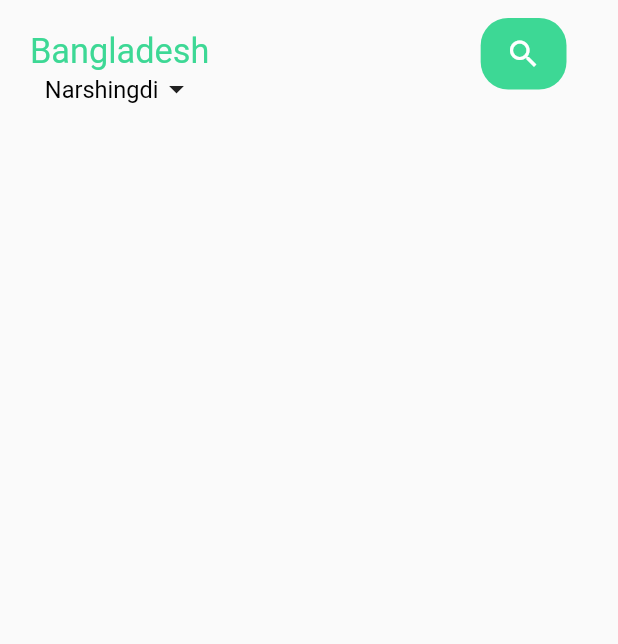
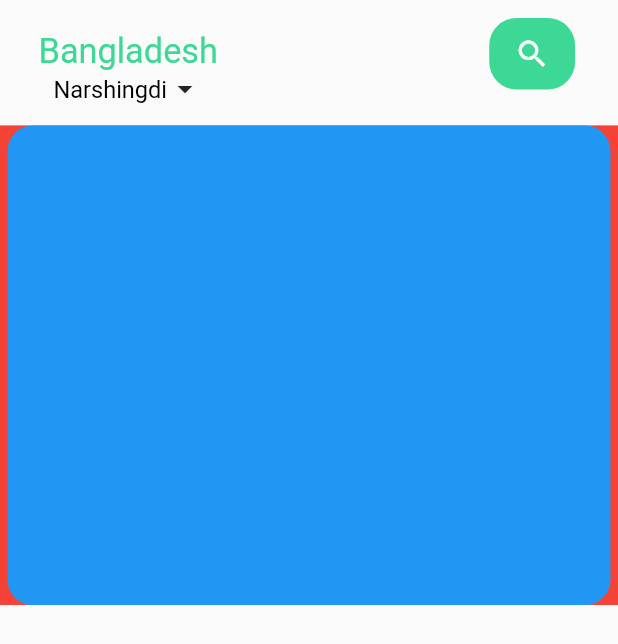
Before and after one commit to gt-lcy96/fultter_food_delivery, a Flutter app: the screen it shows after launch, on a phone screen of 412 x 824 dp. Shown: the top 644 px of the screen. Run offline on Flutter 3.47's test engine with Material 2 defaults, Android fonts, the phone set to English and light mode, and no system bars; our stand-ins replace flutter_screenutil.

Commit message:
fix problems

```diff
--- a/lib/pages/main_food/main_food_page.dart
+++ b/lib/pages/main_food/main_food_page.dart
@@ -1,4 +1,5 @@
 import 'package:flutter/material.dart';
+import 'package:food_delivery/common/widgets/base_text_widget.dart';
 import 'package:food_delivery/pages/main_food/widgets/main_food_widgets.dart';
 
 class MainFoodPage extends StatelessWidget {
@@ -6,18 +7,15 @@
 
   @override
   Widget build(BuildContext context) {
-    return
-      Scaffold(
+    return Scaffold(
       body: SafeArea(
-          child: Container(
         child: Column(
           children: [
             mainTitleBar(),
+            foodPageView(),
           ],
         ),
       ),
-        ),
     );
-
   }
 }
--- a/lib/pages/main_food/widgets/main_food_widgets.dart
+++ b/lib/pages/main_food/widgets/main_food_widgets.dart
@@ -6,13 +6,12 @@
 Widget mainTitleBar() {
   return Container(
     width: 350.w,
-    height: 100.h,
+    height: 70.h,
     child: Stack(
       children: [
         Positioned(
           left: 20,
           top: 20,
-          child: Container(
             child: Column(
               children: [
                 bigText(
@@ -21,12 +20,12 @@
                 ),
                 Row(
                   children: [
-                    reusableText("Narshingdi", fontSize: 12.sp, fontWeight:FontWeight.normal),
-                    Icon(Icons.arrow_drop_down)
+                    reusableText("Narshingdi",
+                        fontSize: 12.sp, fontWeight: FontWeight.normal),
+                    const Icon(Icons.arrow_drop_down)
                   ],
                 )
               ],
-            ),
           ),
         ),
         Positioned(
@@ -36,15 +35,41 @@
             margin: EdgeInsets.only(right: 15.w),
             width: 50.w,
             height: 40.h,
-
             decoration: BoxDecoration(
               color: AppColors.primaryElement,
               borderRadius: BorderRadius.circular(16.w),
             ),
-            child: Icon(Icons.search, color: AppColors.primaryBackground),
+            child: const Icon(Icons.search, color: AppColors.primaryBackground),
           ),
         )
       ],
     ),
   );
 }
+
+Widget foodPageView() {
+  return SizedBox(
+    height: 320,
+    child: PageView.builder(
+      itemCount: 5,
+      itemBuilder: (context, position){
+      return Container(
+        height: 220,
+        color: Colors.red,
+        child:  _buildPageItem(position),
+        );
+    },
+    ),
+  );
+}
+
+Widget _buildPageItem(int index) {
+  return Container(
+    height: 220,
+    margin: const EdgeInsets.only(left: 5, right: 5),
+    decoration: BoxDecoration(
+      borderRadius: BorderRadius.circular(15.w),
+      color: Colors.blue
+    ),
+  );
+}
```
Lines whose indentation alone changed are shown as unchanged.
